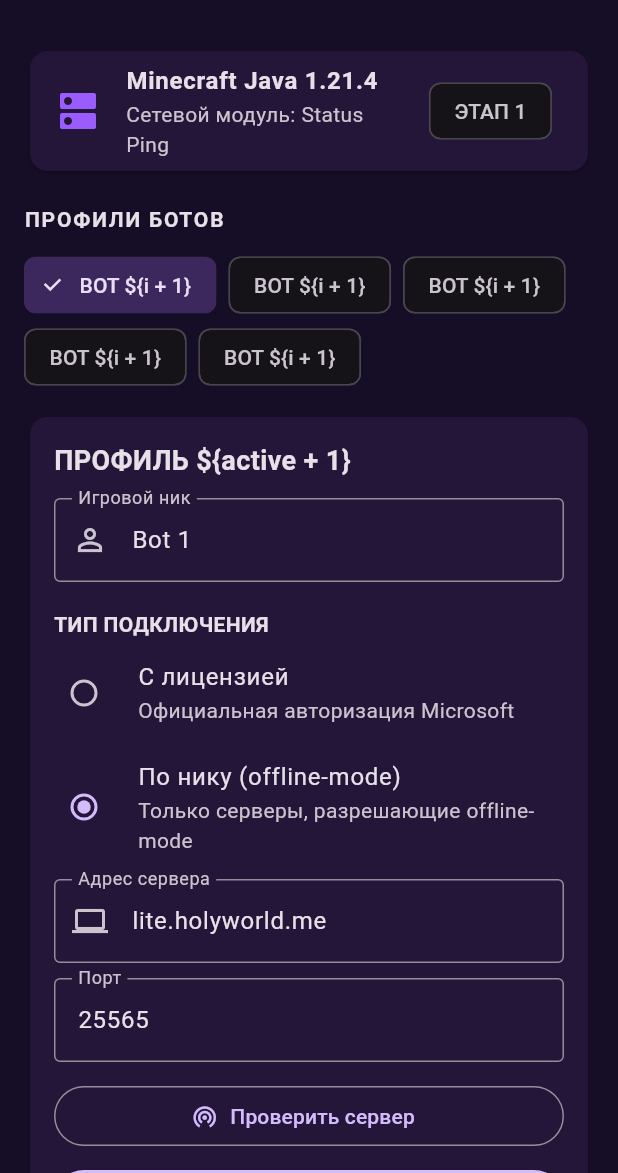
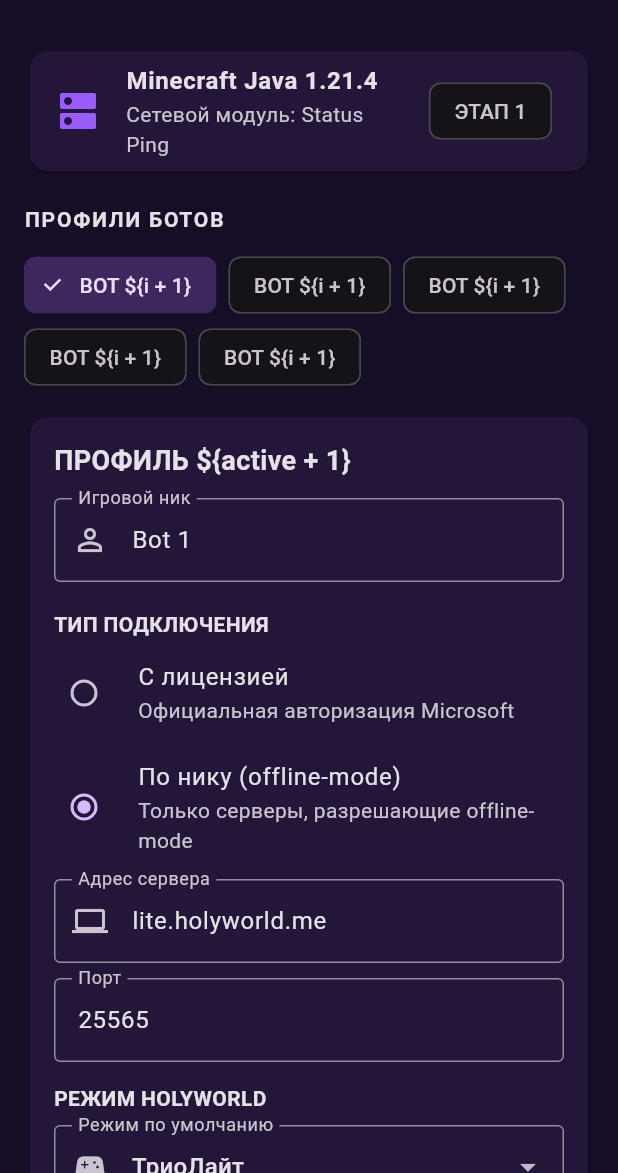
Before and after one commit to cheburk199-web/Masterme4a-bots, a Flutter app: the screen it shows after launch, on a phone screen of 412 x 824 dp, the part 63-1236 px from its top. Run offline on Flutter 3.47's test engine with Material 3 defaults, Android fonts, the phone set to English and light mode, and no system bars.

Commit message:
Add HolyWorld mode selector with TrioLite default

```diff
--- a/lib/main.dart
+++ b/lib/main.dart
@@ -151,6 +151,8 @@ class _DashboardState extends State<Dashboard> {
   String? serverVersion;
   int? onlinePlayers;
   int? maxPlayers;
+  final List<String> gameModes = const ['СолоЛайт', 'ДуоЛайт', 'ТриоЛайт', 'КланЛайт'];
+  String selectedMode = 'ТриоЛайт';
   BotProfile get current => bots[active];
 
   @override
@@ -210,7 +212,7 @@ class _DashboardState extends State<Dashboard> {
       notice('Microsoft OAuth ещё не реализован. Не вводи пароль в приложение.');
       return;
     }
-    notice('Status Ping готов. Вход в игровой мир — следующий этап.');
+    notice('Выбран режим $selectedMode. Автоматический вход в лобби и режим ещё не подключён.');
   }
 
   @override
@@ -268,6 +270,23 @@ class _DashboardState extends State<Dashboard> {
             const SizedBox(height: 10),
             TextField(controller: port, keyboardType: TextInputType.number,
               decoration: const InputDecoration(labelText: 'Порт', border: OutlineInputBorder())),
+            const SizedBox(height: 14),
+            const Text('РЕЖИМ HOLYWORLD', style: TextStyle(fontWeight: FontWeight.bold)),
+            const SizedBox(height: 8),
+            DropdownButtonFormField<String>(
+              value: selectedMode,
+              decoration: const InputDecoration(
+                labelText: 'Режим по умолчанию',
+                prefixIcon: Icon(Icons.sports_esports),
+                border: OutlineInputBorder(),
+              ),
+              items: gameModes.map((modeName) => DropdownMenuItem(
+                value: modeName, child: Text(modeName),
+              )).toList(),
+              onChanged: (value) {
+                if (value != null) setState(() => selectedMode = value);
+              },
+            ),
             const SizedBox(height: 12),
             SizedBox(width: double.infinity, child: OutlinedButton.icon(
               onPressed: checking ? null : checkServer,
```
